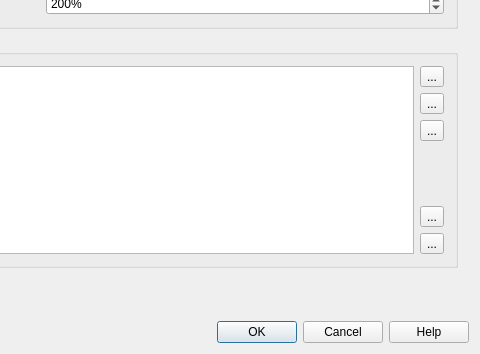
Above: src/ui/qgsoptionsbase.ui from qgis/QGIS before the change; both pictures show x 549 to 1029 and y 372 to 726 of the 1029 by 726 pixel window. Below: the same form after it.
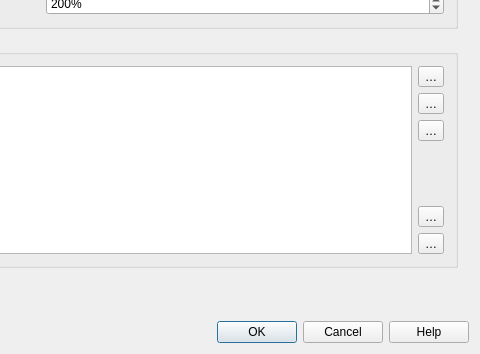
That is the form after the change. The open tabs and pages were chosen to show the change. Icons and pictures are not drawn. Custom widgets are drawn as their Qt base class.

What changed in the file:
```diff
--- a/src/ui/qgsoptionsbase.ui
+++ b/src/ui/qgsoptionsbase.ui
@@ -3501,7 +3501,7 @@
                        <string>Add predefined scale</string>
                       </property>
                       <property name="text">
-                       <string>...</string>
+                       <string>…</string>
                       </property>
                       <property name="icon">
                        <iconset resource="../../images/images.qrc">
@@ -3515,7 +3515,7 @@
                        <string>Remove selected</string>
                       </property>
                       <property name="text">
-                       <string>...</string>
+                       <string>…</string>
                       </property>
                       <property name="icon">
                        <iconset resource="../../images/images.qrc">
@@ -3529,7 +3529,7 @@
                        <string>Reset to default scales</string>
                       </property>
                       <property name="text">
-                       <string>...</string>
+                       <string>…</string>
                       </property>
                       <property name="icon">
                        <iconset resource="../../images/images.qrc">
@@ -3556,7 +3556,7 @@
                        <string>Import from file</string>
                       </property>
                       <property name="text">
-                       <string>...</string>
+                       <string>…</string>
                       </property>
                       <property name="icon">
                        <iconset resource="../../images/images.qrc">
@@ -3570,7 +3570,7 @@
                        <string>Export to file</string>
                       </property>
                       <property name="text">
-                       <string>...</string>
+                       <string>…</string>
                       </property>
                       <property name="icon">
                        <iconset resource="../../images/images.qrc">
```
Left out of the diff: 4 changed lines with no effect on the pictures.
